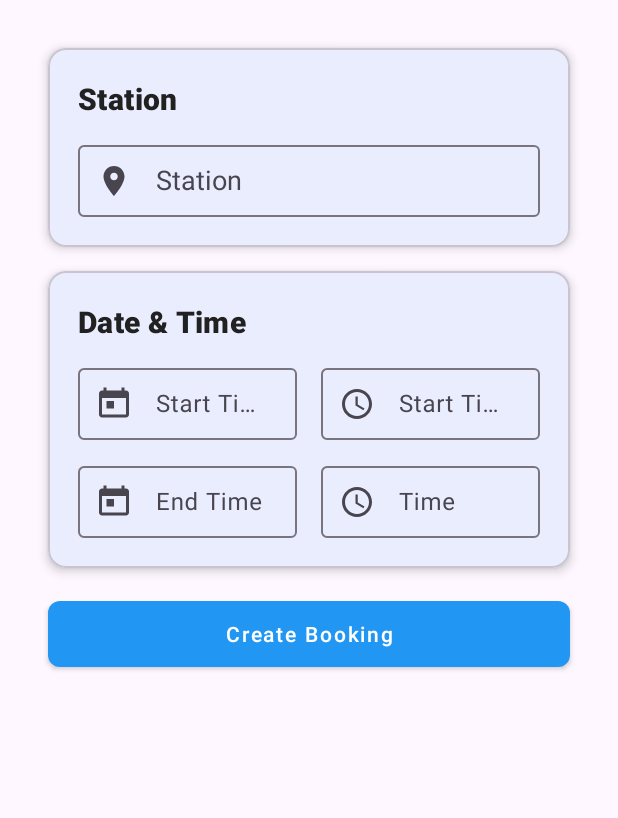
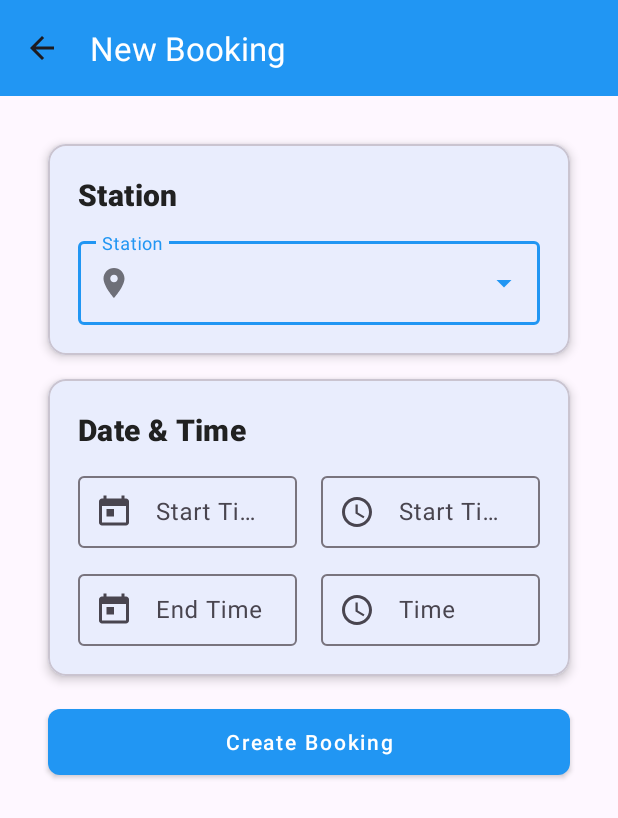
Before and after one commit to pathumpanagoda/EVChargingMobile, an Android app: the layout activity_booking_form.xml on its own in the app's theme, with its tools: preview values and no code run, on a phone screen of 412 x 824 dp. Shown: the top 818 px of the screen. Run offline under Robolectric (Android 15) with nearby library versions, the phone set to English and light mode, and no system bars; network calls fail.

Commit message:
create booking fix

```diff
--- a/app/src/main/res/layout/activity_booking_form.xml
+++ b/app/src/main/res/layout/activity_booking_form.xml
@@ -1,9 +1,30 @@
 <?xml version="1.0" encoding="utf-8"?>
-<ScrollView xmlns:android="http://schemas.android.com/apk/res/android"
+<androidx.coordinatorlayout.widget.CoordinatorLayout xmlns:android="http://schemas.android.com/apk/res/android"
     xmlns:app="http://schemas.android.com/apk/res-auto"
     android:layout_width="match_parent"
+    android:layout_height="match_parent">
+
+    <com.google.android.material.appbar.AppBarLayout
+        android:layout_width="match_parent"
+        android:layout_height="wrap_content"
+        android:theme="@style/ThemeOverlay.AppCompat.Dark.ActionBar">
+
+        <com.google.android.material.appbar.MaterialToolbar
+            android:id="@+id/toolbar"
+            android:layout_width="match_parent"
+            android:layout_height="?attr/actionBarSize"
+            android:background="?attr/colorPrimary"
+            app:title="New Booking"
+            app:titleTextColor="@color/white"
+            app:navigationIcon="@drawable/ic_arrow_back" />
+
+    </com.google.android.material.appbar.AppBarLayout>
+
+    <ScrollView
+        android:layout_width="match_parent"
         android:layout_height="match_parent"
-    android:fillViewport="true">
+        android:fillViewport="true"
+        app:layout_behavior="@string/appbar_scrolling_view_behavior">
 
         <LinearLayout
             android:layout_width="match_parent"
@@ -35,17 +56,19 @@
                     android:layout_width="match_parent"
                     android:layout_height="wrap_content"
                     android:hint="@string/station"
-                    app:startIconDrawable="@drawable/ic_location_on">
+                    style="@style/Widget.MaterialComponents.TextInputLayout.OutlinedBox.ExposedDropdownMenu"
+                    app:startIconDrawable="@drawable/ic_location_on"
+                    app:endIconMode="dropdown_menu">
 
                     <AutoCompleteTextView
                         android:id="@+id/et_station"
                         android:layout_width="match_parent"
-                        android:layout_height="48dp"
-                        android:minHeight="48dp"
-                        android:inputType="none"
-                        android:focusable="false"
-                        android:clickable="true"
-                        android:padding="12dp" />
+                        android:layout_height="56dp"
+                        android:minHeight="56dp"
+                        android:inputType="text"
+                        android:completionThreshold="1"
+                        android:padding="12dp"
+                        android:textSize="14sp" />
 
                 </com.google.android.material.textfield.TextInputLayout>
 
@@ -193,3 +216,5 @@
         </LinearLayout>
 
     </ScrollView>
+
+</androidx.coordinatorlayout.widget.CoordinatorLayout>
--- a/app/src/main/res/values/styles.xml
+++ b/app/src/main/res/values/styles.xml
@@ -13,4 +13,17 @@
         <item name="android:statusBarColor">?attr/colorPrimaryVariant</item>
         <!-- Customize your theme here. -->
     </style>
+
+    <!-- NoActionBar theme for activities with custom Toolbar -->
+    <style name="Theme.EVChargingMobile.NoActionBar" parent="Theme.Material3.DayNight.NoActionBar">
+        <!-- Primary brand color. -->
+        <item name="colorPrimary">@color/primary</item>
+        <item name="colorPrimaryVariant">@color/primary_dark</item>
+        <item name="colorOnPrimary">@color/white</item>
+        <!-- Secondary brand color. -->
+        <item name="colorSecondary">@color/accent</item>
+        <item name="colorOnSecondary">@color/white</item>
+        <!-- Status bar color. -->
+        <item name="android:statusBarColor">?attr/colorPrimaryVariant</item>
+    </style>
 </resources>
```
Also changed, not shown: app/src/main/AndroidManifest.xml (+6 -3 lines), app/src/main/java/com/evcharge/mobile/data/api/BookingApi.kt (+6 -2 lines), app/src/main/java/com/evcharge/mobile/data/api/StationApi.kt (+47 -26 lines), app/src/main/java/com/evcharge/mobile/ui/bookings/BookingFormActivity.kt (+57 -16 lines), app/src/main/java/com/evcharge/mobile/ui/bookings/StationAdapter.kt (added, +101 -0 lines), app/src/main/res/layout/item_station_dropdown.xml (added, +62 -0 lines). Lines whose indentation alone changed are shown as unchanged.
